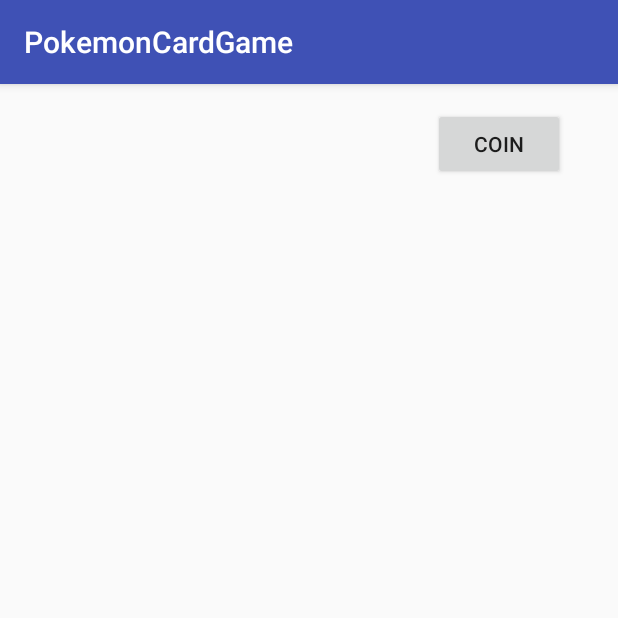
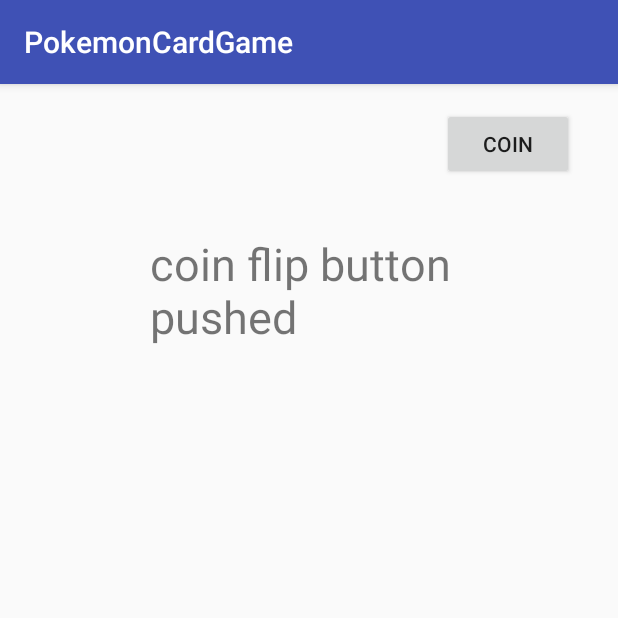
Before and after one commit to joe57005/PokemonCardGame, an Android app: the screen it shows after launch (MainActivity), after a tap on "COIN", on a phone screen of 412 x 824 dp, the top half of it. Run offline under Robolectric (Android 15) with nearby library versions, the phone set to English and light mode, and no system bars.

Commit message:
I made our button work

```diff
--- /dev/null
+++ b/app/src/main/java/comsitejtproductionshome/google/httpssites/pokemoncardgame/ButtonControl.java
@@ -0,0 +1,23 @@
+package comsitejtproductionshome.google.httpssites.pokemoncardgame;
+
+import android.view.View;
+import android.widget.Button;
+
+/**
+ * Created by Trevor on 2/10/2017.
+ */
+
+public class ButtonControl {
+
+        public void coinFlip() {
+            //maybe return a boolean or something?
+            int choice= (int) (Math.random()*2);
+            if(choice==0){
+                //Heads!
+            }
+            else{
+                //Tails!
+            }
+        }
+
+}
--- a/app/src/main/java/comsitejtproductionshome/google/httpssites/pokemoncardgame/MainActivity.java
+++ b/app/src/main/java/comsitejtproductionshome/google/httpssites/pokemoncardgame/MainActivity.java
@@ -4,33 +4,26 @@ import android.support.v7.app.AppCompatActivity;
 import android.os.Bundle;
 import android.view.View;
 import android.widget.Button;
+import android.widget.TextView;
 
 public class MainActivity extends AppCompatActivity {
+    ButtonControl bc=new ButtonControl();
 
     @Override
     protected void onCreate(Bundle savedInstanceState) {
         super.onCreate(savedInstanceState);
         setContentView(R.layout.activity_main);
-
-        //testing testing
-        Button coinFlip= (Button) findViewById(R.id.coin);
-        coinFlip.setOnClickListener(new View.OnClickListener() {
-            @Override
-            public void onClick(View v) {
-                int choice= (int) (Math.random()*2);
-                if(choice==0){
-                    //Heads!
-                }
-                else{
-                    //Tails!
-                }
-            }
-        });
+    }
+        public void coinFlipButton(View v){
+            ((TextView)findViewById(R.id.txtButtonTest)).setText("coin flip button pushed");
+            bc.coinFlip();
+        }
 
 
 
 
 
 
-    }
+
+
 }
--- a/app/src/main/res/layout/activity_main.xml
+++ b/app/src/main/res/layout/activity_main.xml
@@ -14,8 +14,20 @@
         android:text="coin"
         android:layout_width="wrap_content"
         android:layout_height="wrap_content"
-        android:layout_marginEnd="19dp"
-        android:id="@+id/coin"
+        android:layout_marginEnd="13dp"
+        android:id="@+id/buttonCoinFlip"
+        android:onClick="coinFlipButton"
         android:layout_alignParentTop="true"
         android:layout_alignParentEnd="true" />
+
+    <TextView
+        android:text="TextView"
+        android:layout_width="wrap_content"
+        android:layout_height="wrap_content"
+        android:layout_marginStart="84dp"
+        android:layout_marginTop="35dp"
+        android:id="@+id/txtButtonTest"
+        android:layout_below="@+id/buttonCoinFlip"
+        android:layout_alignParentStart="true"
+        android:textSize="30sp" />
 </RelativeLayout>
```
